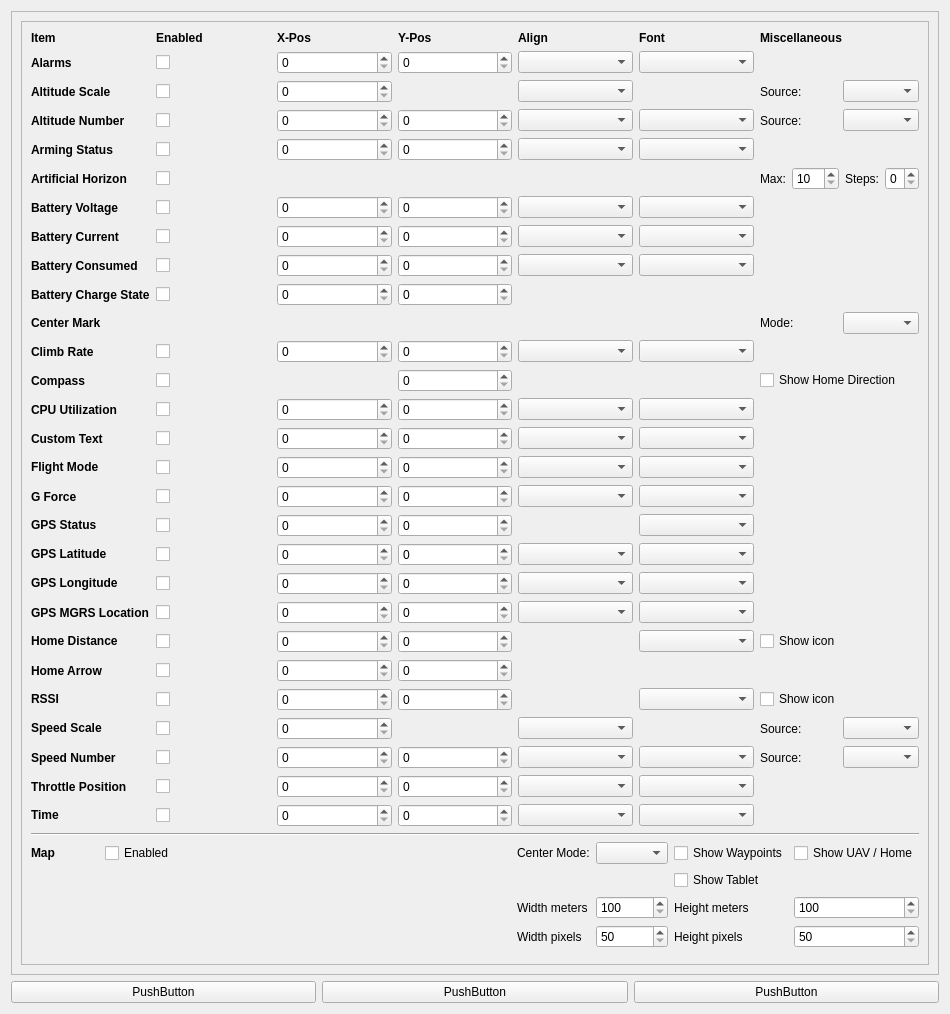
Old version of the form ground/gcs/src/plugins/config/osdpage.ui in the repository d-ronin/dRonin.
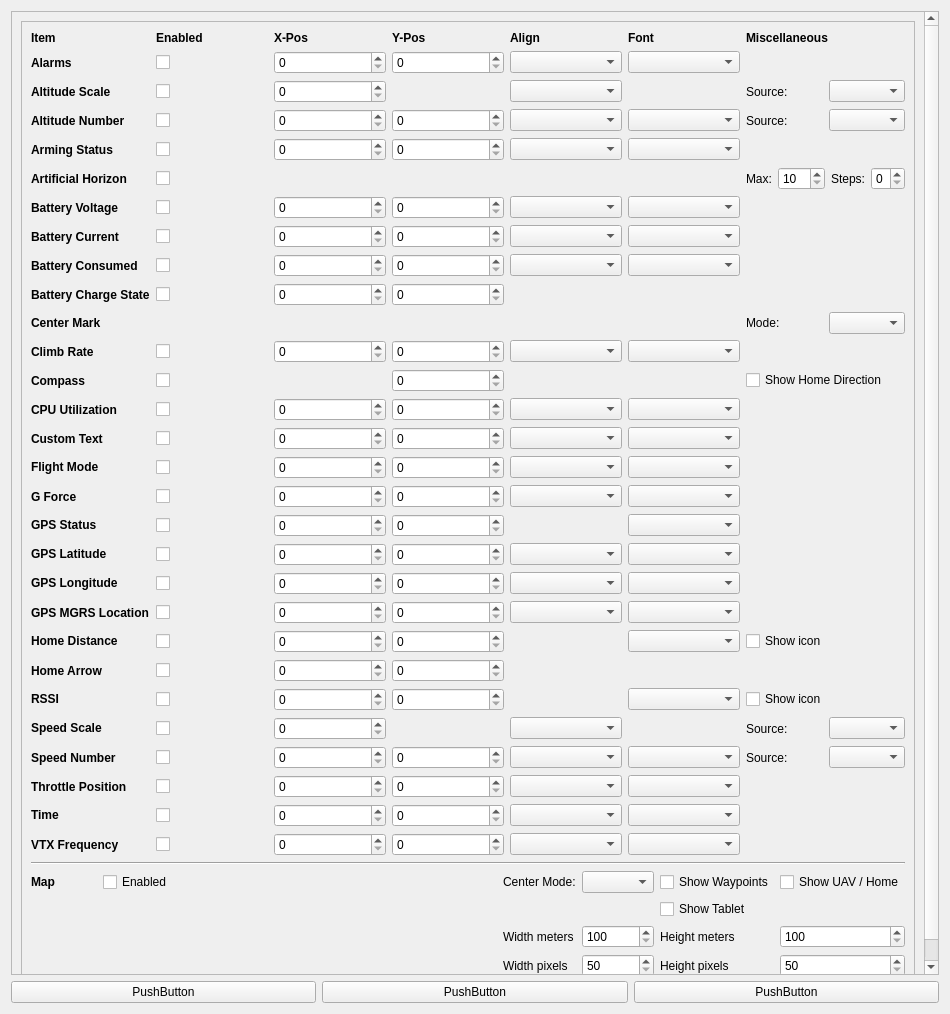
New version of the form.

Commit message: GCS: Add VTXConig field to OSD Config

What changed in the file:
```diff
--- a/ground/gcs/src/plugins/config/osdpage.ui
+++ b/ground/gcs/src/plugins/config/osdpage.ui
@@ -59,8 +59,8 @@
        <rect>
         <x>0</x>
         <y>0</y>
-        <width>924</width>
-        <height>1149</height>
+        <width>932</width>
+        <height>966</height>
        </rect>
       </property>
       <layout class="QVBoxLayout" name="verticalLayout_3">
@@ -1288,6 +1288,46 @@
               </item>
              </layout>
             </item>
+            <item row="28" column="0">
+             <widget class="QLabel" name="label_49">
+              <property name="font">
+               <font>
+                <weight>75</weight>
+                <bold>true</bold>
+               </font>
+              </property>
+              <property name="text">
+               <string>VTX Frequency</string>
+              </property>
+             </widget>
+            </item>
+            <item row="28" column="1">
+             <widget class="QCheckBox" name="VTXFreqEnabled">
+              <property name="text">
+               <string/>
+              </property>
+             </widget>
+            </item>
+            <item row="28" column="2">
+             <widget class="QSpinBox" name="VTXFreqX">
+              <property name="maximum">
+               <number>360</number>
+              </property>
+             </widget>
+            </item>
+            <item row="28" column="3">
+             <widget class="QSpinBox" name="VTXFreqY">
+              <property name="maximum">
+               <number>265</number>
+              </property>
+             </widget>
+            </item>
+            <item row="28" column="4">
+             <widget class="QComboBox" name="VTXFreqAlign"/>
+            </item>
+            <item row="28" column="5">
+             <widget class="QComboBox" name="VTXFreqFont"/>
+            </item>
            </layout>
           </item>
           <item>
```
Left out of the diff: 492 changed lines with no effect on the pictures. The commit also changes 1 other file.
